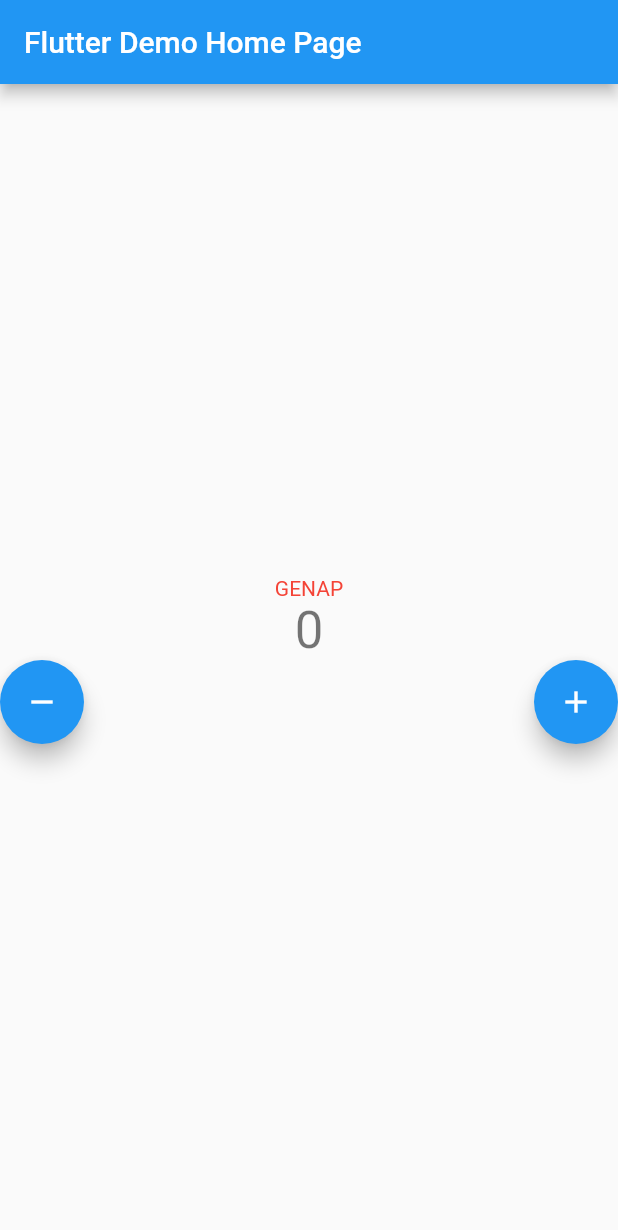
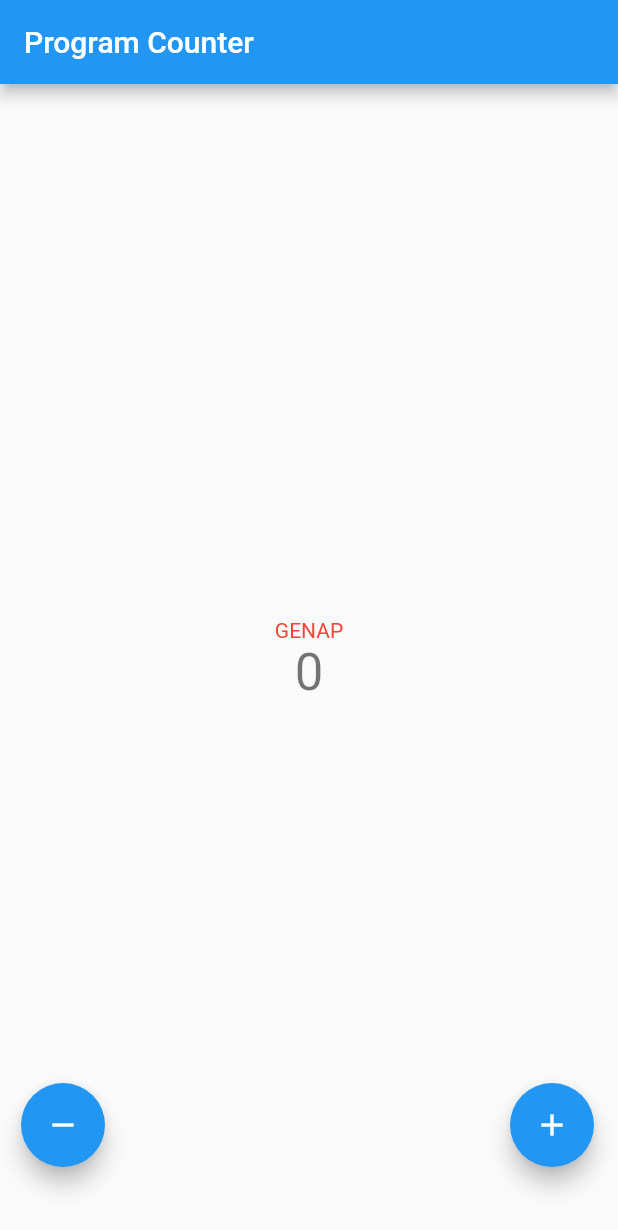
Before and after one commit to RoyNbb/pbp-flutter-lab, a Flutter app: the screen it shows after launch, on a phone screen of 412 x 824 dp. Shown: the top 1230 px of the screen. Run offline on Flutter 3.47's test engine with Material 2 defaults, Android fonts, the phone set to English and light mode, and no system bars.

Commit message:
aligning floating button

```diff
--- a/counter_7/lib/main.dart
+++ b/counter_7/lib/main.dart
@@ -11,7 +11,7 @@ class MyApp extends StatelessWidget {
   @override
   Widget build(BuildContext context) {
     return MaterialApp(
-      title: 'Flutter Demo',
+      title: 'Program Counter',
       theme: ThemeData(
         // This is the theme of your application.
         //
@@ -24,7 +24,7 @@ class MyApp extends StatelessWidget {
         // is not restarted.
         primarySwatch: Colors.blue,
       ),
-      home: const MyHomePage(title: 'Flutter Demo Home Page'),
+      home: const MyHomePage(title: 'Program Counter'),
     );
   }
 }
@@ -127,18 +127,19 @@ class _MyHomePageState extends State<MyHomePage> {
               ),
             ]
           ),
+        ],
+      ),
 
-          Column(
-            mainAxisAlignment: MainAxisAlignment.end,
-            crossAxisAlignment: CrossAxisAlignment.end,
-            children:[
-              Row(
+      floatingActionButton: Row(
         mainAxisAlignment: MainAxisAlignment.spaceBetween,
         children:[
-                  FloatingActionButton(
+          Padding(
+            padding: EdgeInsets.all(30),
+            child:FloatingActionButton(
               onPressed: _decrementCounter,
               tooltip: 'Decrement',
               child: const Icon(Icons.remove),
+            ),
           ),
           FloatingActionButton(
             onPressed: _incrementCounter,
@@ -148,10 +149,6 @@ class _MyHomePageState extends State<MyHomePage> {
 
         ],
       ),
-            ]
-          ),
-        ],
-      ),
 
 
     );
```
Also changed, not shown: 1 other file. Lines whose indentation alone changed are shown as unchanged.
